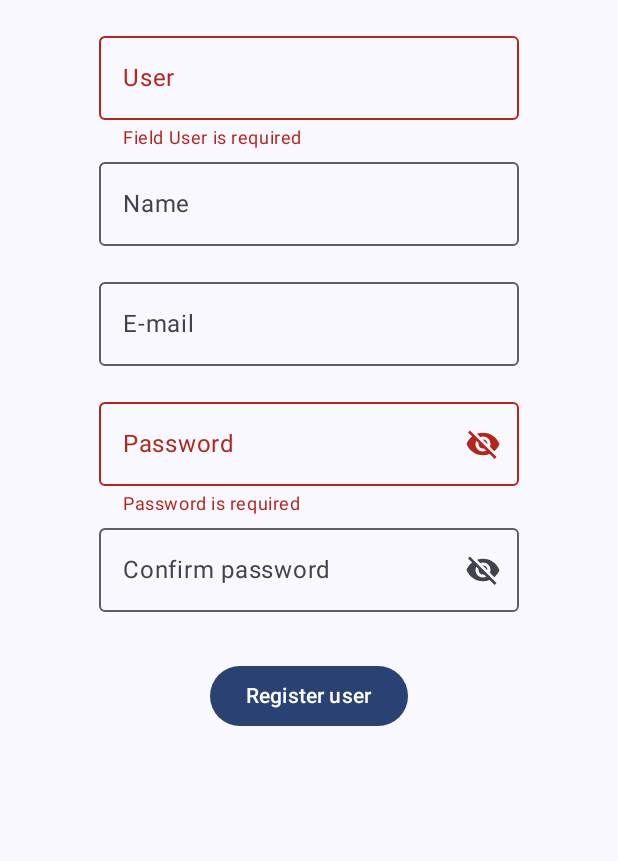
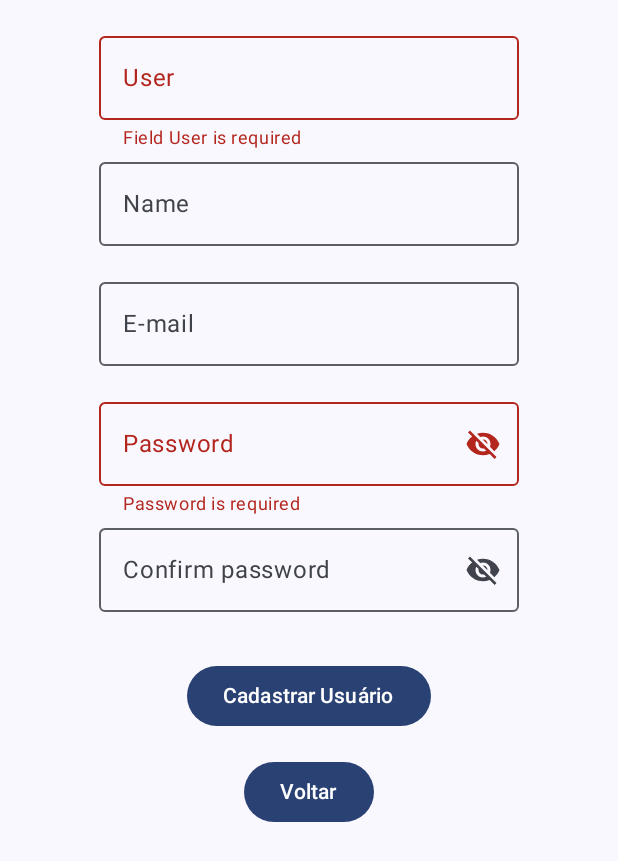
Before and after one commit to gustavohschwartz/ViagemApp, an Android app built with Jetpack Compose: the RegisterScreen screen opened through its navigation route, on a phone screen of 412 x 824 dp. Shown: the top 861 px of the screen. Run offline under Robolectric (Android 15) with nearby library versions, the light colour scheme and no system bars.

Commit message:
ajustes tela de registro e inserção do botão voltar para tela de login.

```diff
--- a/app/src/main/java/com/example/viagemapp/screens/RegisterScreen.kt
+++ b/app/src/main/java/com/example/viagemapp/screens/RegisterScreen.kt
@@ -25,8 +25,7 @@ import com.example.viagemapp.components.PasswordField
 import com.example.viagemapp.ui.theme.ViagemAppTheme
 
 @Composable
-fun RegisterScreen(navController: NavController)
- {
+fun RegisterScreen(navController: NavController) {
     val registerUserViewModel: RegisterUserViewModel = viewModel()
 
     Scaffold {
@@ -36,15 +35,15 @@ fun RegisterScreen(navController: NavController)
                 .padding(16.dp)
                 .fillMaxSize(),
             horizontalAlignment = Alignment.CenterHorizontally
-
         ) {
-            RegisterUserFields(registerUserViewModel)
+            RegisterUserFields(registerUserViewModel, navController) // Adicionado navController
         }
     }
 }
+
     @OptIn(ExperimentalMaterial3Api::class)
     @Composable
-    fun RegisterUserFields(registerUserViewModel: RegisterUserViewModel) {
+    fun RegisterUserFields(registerUserViewModel: RegisterUserViewModel, navController: NavController) {
         var registerUser = registerUserViewModel.uiState.collectAsState()
         val ctx = LocalContext.current
 
@@ -94,8 +93,18 @@ fun RegisterScreen(navController: NavController)
                 }
             }
         ) {
-            Text(text = "Register user")
+            Text(text = "Cadastrar Usuário")
         }
+
+        Button(
+            modifier = Modifier.padding(top = 16.dp),
+            onClick = {
+                navController.navigate("login")
+            }
+        ) {
+            Text(text = "Voltar")
+        }
+
 
 
 
```
